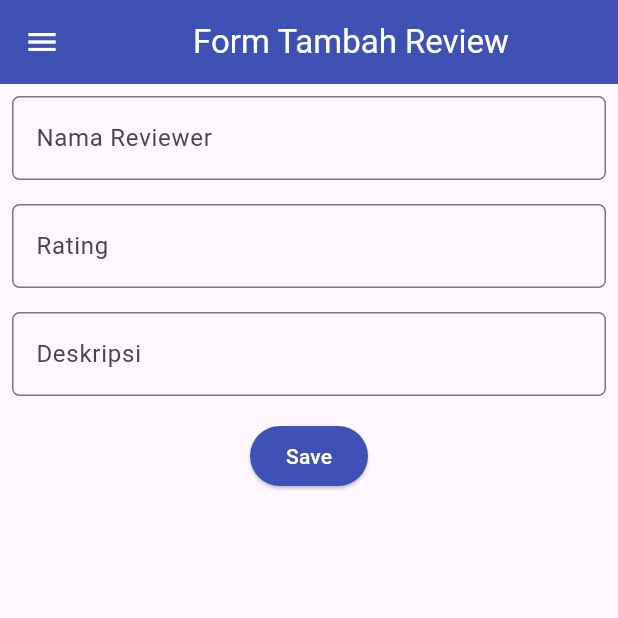
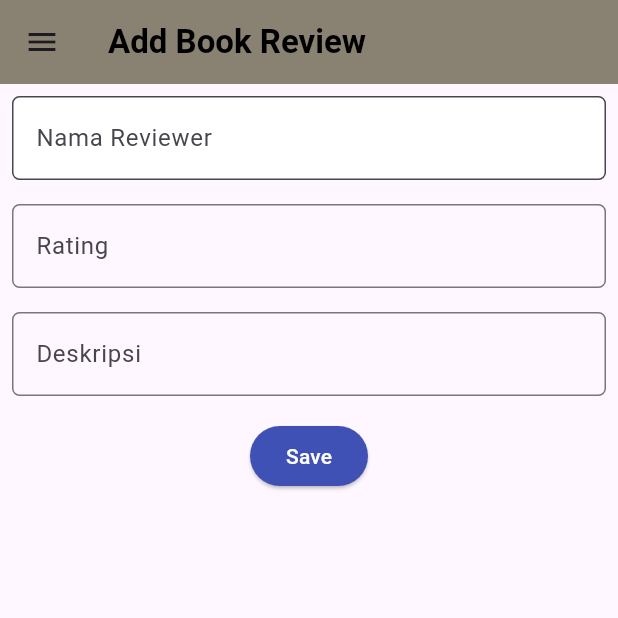
Before and after one commit to mhanifti/AncestralReadsMobile, a Flutter app: the ReviewFormPage screen opened directly with empty values, on a phone screen of 412 x 824 dp, the top half of it. Run offline on Flutter 3.47's test engine with Material 2 defaults, Android fonts, the phone set to English and light mode, and no system bars; missing offline and left inert: pbp_django_auth; network calls fail; Roboto replaces fonts that are missing (Poppins).

Commit message:
form desaign

```diff
--- a/lib/review/review_form.dart
+++ b/lib/review/review_form.dart
@@ -27,13 +27,14 @@ class _ReviewFormPageState extends State<ReviewFormPage> {
         final request = context.watch<CookieRequest>();
         return Scaffold(
           appBar: AppBar(
-            title: const Center(
-              child: Text(
-                'Form Tambah Review',
-              ),
+            backgroundColor: const Color(0xff898272),
+            title: const Text('Add Book Review',
+            style: TextStyle(
+              color: Colors.black,
+              fontFamily: 'Poppins',
+              fontWeight: FontWeight.w700
+            )
             ),
-            backgroundColor: Colors.indigo,
-            foregroundColor: Colors.white,
           ),
           drawer: const LeftDrawer(),
           body: Form(
@@ -46,10 +47,19 @@ class _ReviewFormPageState extends State<ReviewFormPage> {
                     padding: const EdgeInsets.all(8.0),
                     child: TextFormField(
                       decoration: InputDecoration(
+                        filled: true,
+                        fillColor: Colors.white,
                         hintText: "Nama Reviewer",
                         labelText: "Nama Reviewer",
                         border: OutlineInputBorder(
                           borderRadius: BorderRadius.circular(5.0),
+                          borderSide: BorderSide(color: Color(0xff144F36), width: 2.0),
+                        ),
+                        errorBorder: OutlineInputBorder(
+                          borderSide: BorderSide(color: Colors.red, width: 2.0),
+                        ),
+                        focusedBorder: OutlineInputBorder(
+                          borderSide: BorderSide(color: Color(0xff144F36), width: 2.0),
                         ),
                       ),
                       onChanged: (String? value) {
@@ -74,6 +84,13 @@ class _ReviewFormPageState extends State<ReviewFormPage> {
                         labelText: "Rating",
                         border: OutlineInputBorder(
                           borderRadius: BorderRadius.circular(5.0),
+                          borderSide: BorderSide(color: Color(0xff144F36), width: 2.0),
+                        ),
+                        errorBorder: OutlineInputBorder(
+                          borderSide: BorderSide(color: Colors.red, width: 2.0),
+                        ),
+                        focusedBorder: OutlineInputBorder(
+                          borderSide: BorderSide(color: Color(0xff144F36), width: 2.0),
                         ),
                       ),
                       onChanged: (String? value) {
@@ -108,6 +125,13 @@ class _ReviewFormPageState extends State<ReviewFormPage> {
                         labelText: "Deskripsi",
                         border: OutlineInputBorder(
                           borderRadius: BorderRadius.circular(5.0),
+                          borderSide: BorderSide(color: Color(0xff144F36), width: 2.0),
+                        ),
+                        errorBorder: OutlineInputBorder(
+                          borderSide: BorderSide(color: Colors.red, width: 2.0),
+                        ),
+                        focusedBorder: OutlineInputBorder(
+                          borderSide: BorderSide(color: Color(0xff144F36), width: 2.0),
                         ),
                       ),
                       onChanged: (String? value) {
@@ -179,78 +203,3 @@ class _ReviewFormPageState extends State<ReviewFormPage> {
         ));
       }
   }
-
-// import 'package:flutter/material.dart';
-
-// class AddReviewForm extends StatefulWidget {
-//   @override
-//   _AddReviewFormState createState() => _AddReviewFormState();
-// }
-
-// class _AddReviewFormState extends State<AddReviewForm> {
-//   final TextEditingController reviewerNameController = TextEditingController();
-//   final TextEditingController reviewTextController = TextEditingController();
-//   final TextEditingController ratingController = TextEditingController();
-
-//  void addReview() async {
-//   final response = await http.post(
-//     Uri.parse('http://127.0.0.1:8000/create-review-ajax/'),
-//     body: {
-//       'reviewer_name': reviewerNameController.text,
-//       'review_text': reviewTextController.text,
-//       'rating': ratingController.text,
-//       'buku': selectedBookId, // Sesuaikan dengan cara Anda mendapatkan ID buku yang dipilih
-//     },
-//   );
-
-//   if (response.statusCode == 201) {
-//     // Review berhasil ditambahkan
-//     print('Review added successfully');
-
-//     // Kembali ke halaman sebelumnya
-//     Navigator.pop(context);
-//   } else {
-//     // Gagal menambahkan review, Anda dapat menangani error sesuai kebutuhan
-//     print('Failed to add review');
-//     // Tampilkan pesan error atau ambil tindakan lain yang sesuai
-//   }
-// }
-
-
-//   @override
-//   Widget build(BuildContext context) {
-//     return Scaffold(
-//       appBar: AppBar(
-//         title: Text('Add Review'),
-//       ),
-//       body: Padding(
-//         padding: const EdgeInsets.all(16.0),
-//         child: Column(
-//           children: [
-//             TextField(
-//               controller: reviewerNameController,
-//               decoration: InputDecoration(labelText: 'Reviewer Name'),
-//             ),
-//             SizedBox(height: 16.0),
-//             TextField(
-//               controller: reviewTextController,
-//               decoration: InputDecoration(labelText: 'Review Text'),
-//             ),
-//             SizedBox(height: 16.0),
-//             TextField(
-//               controller: ratingController,
-//               decoration: InputDecoration(labelText: 'Rating'),
-//             ),
-//             SizedBox(height: 16.0),
-//             ElevatedButton(
-//               onPressed: () {
-//                 addReview();
-//               },
-//               child: Text('Add Review'),
-//             ),
-//           ],
-//         ),
-//       ),
-//     );
-//   }
-// }
```
